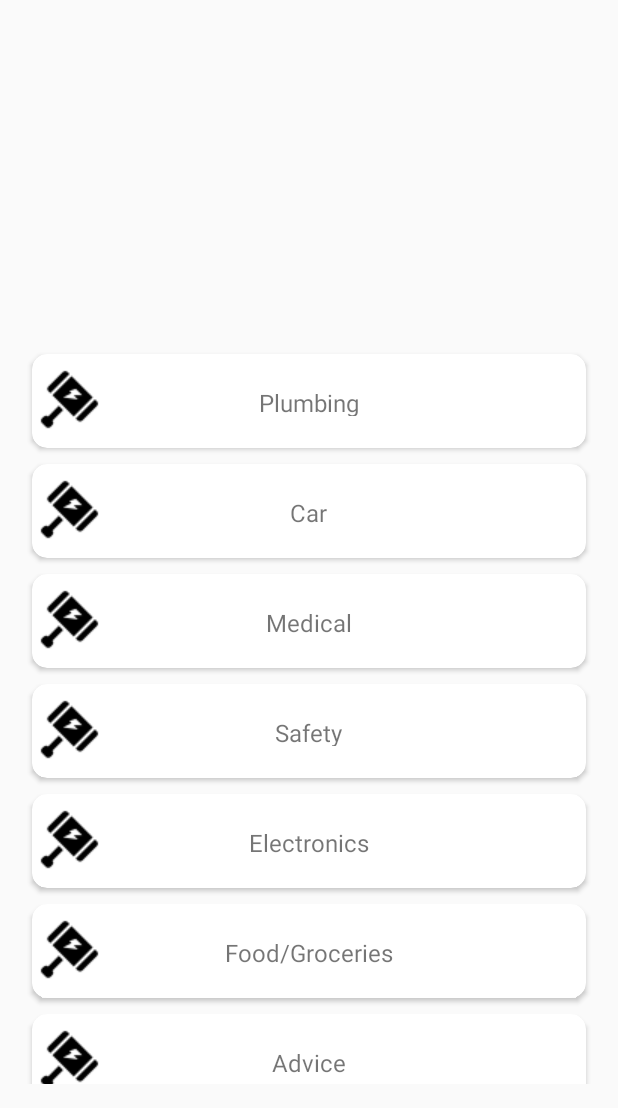
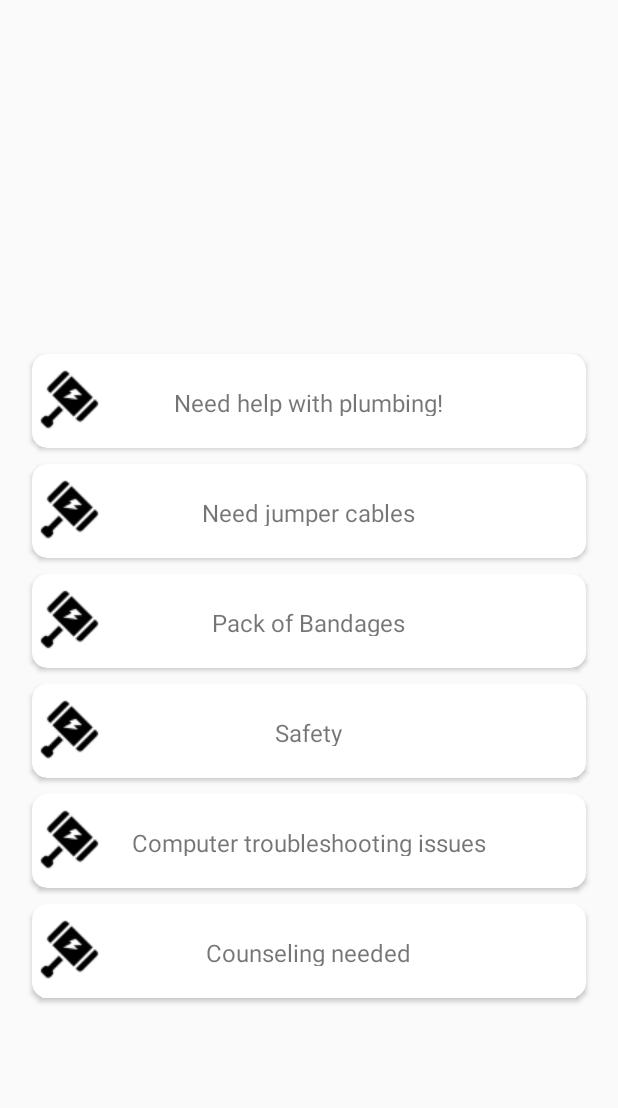
Before and after one commit to swp930/Neighborly, an Android app: the screen it shows after launch (MainActivity), on a phone screen of 412 x 824 dp, the part 128-1236 px from its top. Run offline under Robolectric (Android 15) with nearby library versions, the phone set to English and light mode, and no system bars; libraries missing offline, so code that uses them is left out: com.mikepenz.materialdrawer; 3 statements that could not run were skipped.

Commit message:
Adding zooming in features

```diff
--- a/app/src/main/java/com/neighborly/swapnilpatil/neighborly/Categories.java
+++ b/app/src/main/java/com/neighborly/swapnilpatil/neighborly/Categories.java
@@ -1,17 +1,13 @@
 package com.neighborly.swapnilpatil.neighborly;
 
 import android.graphics.drawable.Drawable;
+
+import com.google.android.gms.maps.model.LatLng;
 
 /**
  * Created by swapnilpatil on 8/27/16.
  */
 public class Categories {
     protected String name;
-    //protected Drawable imageId;
-    //protected String surname;
-    //protected String email;
-    protected static final String NAME_PREFIX = "Name_";
-    protected static final int IMAGE_ID_PREFIX = 0;
-    //protected static final String SURNAME_PREFIX = "Surname_";
-    //protected static final String EMAIL_PREFIX = "email_";
+    protected LatLng latLng;
 }
--- a/app/src/main/java/com/neighborly/swapnilpatil/neighborly/CategoryAdapter.java
+++ b/app/src/main/java/com/neighborly/swapnilpatil/neighborly/CategoryAdapter.java
@@ -15,12 +15,15 @@ import android.widget.ImageView;
 import android.widget.RelativeLayout;
 import android.widget.TextView;
 
+import com.google.android.gms.maps.model.LatLng;
+
 import java.util.List;
 
 public class CategoryAdapter extends RecyclerView.Adapter<CategoryAdapter.CategoryViewHolder> {
 
-    private List<Categories> categoryList;
-    public final static String EXTRA_MESSAGE = "com.neighborly.swapnilpatil.neighborly.MESSAGE";
+    private static List<Categories> categoryList;
+    public final static String EXTRA_MESSAGE_SERVICE = "com.neighborly.swapnilpatil.neighborly.MESSAGE.Service";
+    public final static String EXTRA_MESSAGE_LATLNG = "com.neighborly.swapnilpatil.neighborly.MESSAGE.LatLng";
 
     public CategoryAdapter(List<Categories> categoryList) {
         this.categoryList = categoryList;
@@ -32,19 +35,24 @@ public class CategoryAdapter extends RecyclerView.Adapter<CategoryAdapter.Catego
         return categoryList.size();
     }
 
+    public static LatLng findLatLng(String word)
+    {
+        for (int i = 0; i<categoryList.size();i++)
+        {
+            if(categoryList.get(i).name.equals(word))
+            {
+                System.out.println("Dis shit Found");
+                return categoryList.get(i).latLng;
+            }
+        }
+        System.out.println("Dis shit Not found");
+        return categoryList.get(0).latLng;
+    }
+
     @Override
     public void onBindViewHolder(CategoryViewHolder categoryViewHolder, int i) {
         Categories ci = categoryList.get(i);
         categoryViewHolder.vName.setText(ci.name);
-        //Drawable drawable = ContextCompat.getDrawable(categoryViewHolder.itemView.getContext(),ci.imageId);
-        //if(drawable == null)
-            //System.out.println("Fucked up");
-
-        //categoryViewHolder.vImage.setImageDrawable(ci.imageId);
-
-        //categoryViewHolder.vSurname.setText(ci.surname);
-        //categoryViewHolder.vEmail.setText(ci.email);
-        //categoryViewHolder.vTitle.setText(ci.name + " " + ci.surname);
     }
 
     @Override
@@ -59,31 +67,25 @@ public class CategoryAdapter extends RecyclerView.Adapter<CategoryAdapter.Catego
     public static class CategoryViewHolder extends RecyclerView.ViewHolder {
 
         protected TextView vName;
-        //protected ImageView vImage;
-
         protected RelativeLayout relativeLayout;
         protected CardView cardView;
-        //protected TextView vSurname;
-        //protected TextView vEmail;
-        //protected TextView vTitle;
+        protected LatLng latLng = new LatLng(37.7876, -122.3967);
 
         public CategoryViewHolder(View v) {
             super(v);
             vName =  (TextView) v.findViewById(R.id.txtName);
             cardView = (CardView) v.findViewById(R.id.card_view);
-            //relativeLayout = (RelativeLayout) v.findViewById(R.id.cardList);
             cardView.setOnClickListener(new View.OnClickListener(){
                 @Override
                 public void onClick(View v)
                 {
                     Intent intent = new Intent(v.getContext(),UserActivity.class);
-                    intent.putExtra(EXTRA_MESSAGE,vName.getText().toString());
+                    latLng = findLatLng(vName.getText().toString());
+                    intent.putExtra(EXTRA_MESSAGE_LATLNG,latLng);
+                    intent.putExtra(EXTRA_MESSAGE_SERVICE,vName.getText().toString());
                     v.getContext().startActivity(intent);
                 }
             });
-            //vSurname = (TextView)  v.findViewById(R.id.txtSurname);
-            //vEmail = (TextView)  v.findViewById(R.id.txtEmail);
-            //vTitle = (TextView) v.findViewById(R.id.title);
         }
     }
 }
--- a/app/src/main/java/com/neighborly/swapnilpatil/neighborly/MainActivity.java
+++ b/app/src/main/java/com/neighborly/swapnilpatil/neighborly/MainActivity.java
@@ -44,26 +44,16 @@ import java.util.List;
 public class MainActivity extends FragmentActivity implements OnMapReadyCallback {
 
     private List<String> categoryNames = new ArrayList<String>();
-    private List<Drawable> lists = new ArrayList<Drawable>();
+    private List<LatLng> locationNames = new ArrayList<LatLng>();
     private GoogleMap mMap;
-    private ListView mDrawerList;
     final String[] data = {"one", "two", "three"};
-    private DrawerLayout mDrawerLayout;
-    private ArrayAdapter<String> mAdapter;
-    private ActionBarDrawerToggle mDrawerToggle;
-    private String mActivityTitle;
     private Drawer drawer;//Works without
 
     @Override
     protected void onCreate(Bundle savedInstanceState) {
         super.onCreate(savedInstanceState);
-        //setContentView(R.layout.activity_my);
         setContentView(R.layout.activity_cards);
         ArrayAdapter<String> adapter = new ArrayAdapter<String>(this,R.layout.simple_list_item_1,data);
-
-        //mDrawerList = (ListView)findViewById(R.id.navList);
-        //mDrawerLayout = (DrawerLayout)findViewById(R.id.drawer_layout);
-        //mDrawerList.setAdapter(adapter);
         RecyclerView recList = (RecyclerView) findViewById(R.id.cardList);
         recList.setHasFixedSize(true);
         LinearLayoutManager llm = new LinearLayoutManager(this);
@@ -76,7 +66,7 @@ public class MainActivity extends FragmentActivity implements OnMapReadyCallback
         SupportMapFragment mapFragment = (SupportMapFragment) getSupportFragmentManager()
                 .findFragmentById(R.id.map);
         mapFragment.getMapAsync(this);
-        /////Works without
+
         AccountHeader headerResult = new AccountHeaderBuilder()
                 .withActivity(this)
                 .withHeaderBackground(R.drawable.header)
@@ -119,40 +109,38 @@ public class MainActivity extends FragmentActivity implements OnMapReadyCallback
         /////Works without
     }
 
+    private List<String> getList()
+    {
+        List<String> names = new ArrayList<String>();
+        names.add("Need help with plumbing!");
+        names.add("Need jumper cables");
+        names.add("Pack of Bandages");
+        names.add("Safety");
+        names.add("Computer troubleshooting issues");
+        names.add("Counseling needed");
+        return names;
+    }
+
+    private List<LatLng> getLatList()
+    {
+        List<LatLng> latLngs = new ArrayList<LatLng>();
+        latLngs.add(new LatLng(37.7876, -122.3967));
+        latLngs.add(new LatLng(37.783004, -122.444117));
+        latLngs.add(new LatLng(37.869433133014546, -122.27645874023438));
+        latLngs.add(new LatLng(37.68599392939966, -122.47215270996094));
+        latLngs.add(new LatLng(37.90736658145496, -122.54150390625));
+        latLngs.add(new LatLng(37.63598495426961, -122.41928100585938));
+        return latLngs;
+    }
+
     private List<Categories> createList(int size) {
-        categoryNames.add("Plumbing");
-        //Drawable drawablePlumbing = ContextCompat.getDrawable(getApplicationContext(),R.drawable.plumbingicon);
-        //lists.add(drawablePlumbing);
-
-        categoryNames.add("Car");
-        //Drawable drawableCar = ContextCompat.getDrawable(getApplicationContext(),R.drawable.caricon);
-        //lists.add(drawableCar);
-
-        categoryNames.add("Medical");
-        //Drawable drawableMedical = ContextCompat.getDrawable(getApplicationContext(),R.drawable.medicalicon);
-        //lists.add(drawableMedical);
-
-        categoryNames.add("Safety");
-        //Drawable drawableSafety = ContextCompat.getDrawable(getApplicationContext(),R.drawable.safetyicon);
-        //lists.add(drawableSafety);
-
-        categoryNames.add("Electronics");
-        //Drawable drawableElectronics = ContextCompat.getDrawable(getApplicationContext(),R.drawable.electronicsicon);
-        //lists.add(drawableElectronics);
-
-        categoryNames.add("Food/Groceries");
-        //Drawable drawableFood = ContextCompat.getDrawable(getApplicationContext(),R.drawable.foodicon);
-        //lists.add(drawableFood);
-
-        categoryNames.add("Advice");
-        //Drawable drawableAdvice = ContextCompat.getDrawable(getApplicationContext(),R.drawable.adviceicon);
-        //lists.add(drawableAdvice);
-
+        categoryNames = getList();
+        locationNames = getLatList();
         List<Categories> result = new ArrayList<Categories>();
         for (int i=0; i < categoryNames.size(); i++) {
             Categories ci = new Categories();
             ci.name = categoryNames.get(i);
-            //ci.imageId = lists.get(i);
+            ci.latLng = locationNames.get(i);
             result.add(ci);
         }
         return result;
@@ -163,15 +151,18 @@ public class MainActivity extends FragmentActivity implements OnMapReadyCallback
         mMap = googleMap;
 
         // Add a marker in Sydney and move the camera
-        LatLng sydney = new LatLng(37.7876, -122.3967);
-        mMap.addMarker(new MarkerOptions().position(sydney).title("San Francisco"));
-        mMap.moveCamera(CameraUpdateFactory.newLatLng(sydney));
+        LatLng sanfran = new LatLng(37.7876, -122.3967);
+        List<LatLng> list = getLatList();
+        for(int i = 0; i<list.size();i++)
+        {
+            mMap.addMarker(new MarkerOptions().position(list.get(i)).title(categoryNames.get(i)));
+        }
+        mMap.moveCamera(CameraUpdateFactory.newLatLngZoom(sanfran,9.0f));
+        //mMap.animateCamera(CameraUpdateFactory.newLatLngZoom(new LatLng(37.7876, -122.3967), 12.0f));
     }
 
 
     public void moveDrawer(View view) {
-        //mDrawerLayout.openDrawer(Gravity.LEFT); //Works without
         drawer.openDrawer();
-        //Toast.makeText(MainActivity.this, "Time for an upgrade!", Toast.LENGTH_SHORT).show(); //Works With
     }
 }
--- a/app/src/main/java/com/neighborly/swapnilpatil/neighborly/ProfileActivity.java
+++ b/app/src/main/java/com/neighborly/swapnilpatil/neighborly/ProfileActivity.java
@@ -2,6 +2,7 @@ package com.neighborly.swapnilpatil.neighborly;
 
 import android.app.Activity;
 import android.content.Intent;
+import android.media.Rating;
 import android.os.Bundle;
 import android.support.v7.widget.LinearLayoutManager;
 import android.support.v7.widget.RecyclerView;
@@ -9,6 +10,7 @@ import android.view.Menu;
 import android.view.MenuItem;
 import android.view.View;
 import android.widget.AdapterView;
+import android.widget.RatingBar;
 import android.widget.TextView;
 
 import com.mikepenz.materialdrawer.Drawer;
@@ -36,9 +38,9 @@ public class ProfileActivity extends Activity {
     @Override
     protected void onCreate(Bundle savedInstanceState) {
         super.onCreate(savedInstanceState);
-        //setContentView(R.layout.activity_my);
         setContentView(R.layout.activity_profile);
-        //addingLists();
+        RatingBar ratingBar = (RatingBar)findViewById(R.id.ratingBar);
+        ratingBar.setRating(Float.parseFloat("2.0"));
         Intent intent = getIntent();
         String[] words = intent.getStringArrayExtra(EXTRA_MESSAGE);
         TextView textView = (TextView) findViewById(R.id.textView2);
--- a/app/src/main/res/layout/activity_cards.xml
+++ b/app/src/main/res/layout/activity_cards.xml
@@ -7,7 +7,8 @@
     <LinearLayout
         android:orientation="horizontal"
         android:layout_width="match_parent"
-        android:layout_height="50dp">
+        android:layout_height="50dp"
+        android:background="#FFFFFF">
         <ImageButton
             android:layout_width="50dp"
             android:layout_height="wrap_content"
--- a/app/src/main/res/layout/activity_user_cards.xml
+++ b/app/src/main/res/layout/activity_user_cards.xml
@@ -12,7 +12,8 @@ android:layout_height="match_parent">
     <LinearLayout
         android:orientation="horizontal"
         android:layout_width="match_parent"
-        android:layout_height="50dp">
+        android:layout_height="50dp"
+        android:background="#FFFFFF">
         <ImageButton
             android:layout_width="50dp"
             android:layout_height="wrap_content"
--- a/app/src/main/res/layout/cards.xml
+++ b/app/src/main/res/layout/cards.xml
@@ -32,41 +32,5 @@
             android:layout_alignParentLeft="true"
             android:layout_alignParentStart="true"
             android:src="@drawable/thor" />
-        <!--
-        <TextView
-            android:id="@+id/txtName"
-            android:layout_width="wrap_content"
-            android:layout_height="wrap_content"
-            android:text="Name"
-            android:gravity="center_vertical"
-            android:textSize="10dp"
-            android:layout_below="@id/title"
-            android:layout_marginTop="10dp"
-            android:layout_marginLeft="5dp"/>
-            -->
-        <!--
-        <TextView
-            android:id="@+id/txtSurname"
-            android:layout_width="wrap_content"
-            android:layout_height="wrap_content"
-            android:text="Surname"
-            android:gravity="center_vertical"
-            android:textSize="10dp"
-            android:layout_below="@id/txtName"
-            android:layout_marginTop="10dp"
-            android:layout_marginLeft="5dp"/>
-
-        <TextView
-            android:id="@+id/txtEmail"
-            android:layout_width="wrap_content"
-            android:layout_height="wrap_content"
-            android:text="Email"
-            android:textSize="10dp"
-            android:layout_marginTop="10dp"
-            android:layout_alignParentRight="true"
-            android:layout_marginRight="150dp"
-            android:layout_alignBaseline="@id/txtName"/>
-            -->
-
     </RelativeLayout>
    </android.support.v7.widget.CardView>
```
Also changed, not shown: app/src/main/java/com/neighborly/swapnilpatil/neighborly/UserActivity.java (+17 -10 lines), app/src/main/res/layout/activity_profile.xml (+2 -9 lines), 3 other files.
